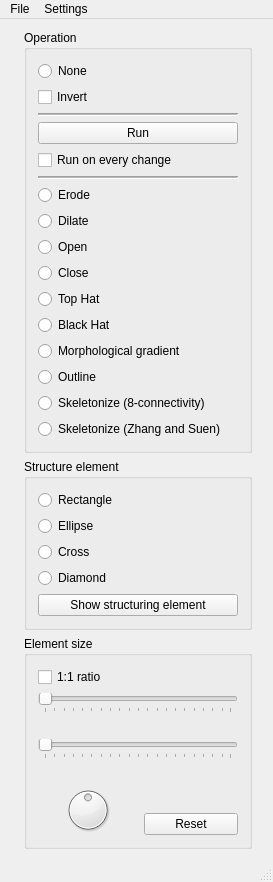
This is morph/mainwindow.ui in k0zmo/morphology-opencl as Qt 5 draws it before an edit. The edited form follows.
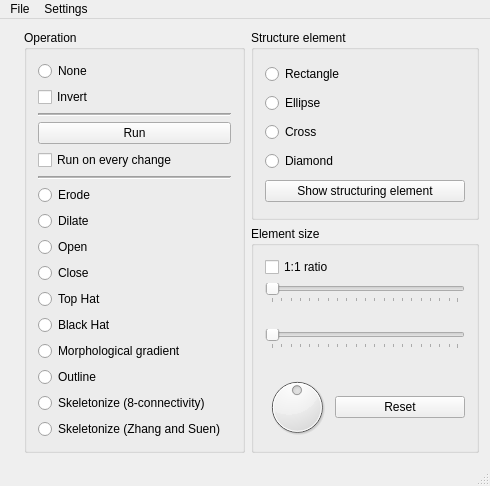
This is the edited form.

Diff of the .ui file:
```diff
--- a/morph/mainwindow.ui
+++ b/morph/mainwindow.ui
@@ -7,8 +7,8 @@
    <rect>
     <x>0</x>
     <y>0</y>
-    <width>273</width>
-    <height>819</height>
+    <width>457</width>
+    <height>442</height>
    </rect>
   </property>
   <property name="sizePolicy">
@@ -29,8 +29,8 @@
    </property>
    <layout class="QGridLayout" name="gridLayout_2">
     <item row="0" column="0">
-     <layout class="QHBoxLayout" name="horizontalLayout">
-      <item>
+     <layout class="QGridLayout" name="gridLayout_4">
+      <item row="0" column="0" rowspan="2">
        <widget class="QLabel" name="lbImage">
         <property name="sizePolicy">
          <sizepolicy hsizetype="Preferred" vsizetype="Preferred">
@@ -49,7 +49,7 @@
         </property>
        </widget>
       </item>
-      <item>
+      <item row="0" column="1" rowspan="2">
        <layout class="QVBoxLayout" name="verticalLayout_3">
         <item>
          <widget class="QGroupBox" name="bpOperation">
@@ -199,7 +199,9 @@
           </layout>
          </widget>
         </item>
-        <item>
+       </layout>
+      </item>
+      <item row="0" column="2">
          <widget class="QGroupBox" name="gbElement">
           <property name="sizePolicy">
            <sizepolicy hsizetype="Minimum" vsizetype="Preferred">
@@ -261,7 +263,7 @@
           </layout>
          </widget>
         </item>
-        <item>
+      <item row="1" column="2">
          <widget class="QGroupBox" name="gbElementSize">
           <property name="enabled">
            <bool>true</bool>
@@ -380,8 +382,20 @@
              </property>
             </widget>
            </item>
-           <item row="5" column="0" rowspan="2">
+         <item row="5" column="0" rowspan="3">
             <widget class="QDial" name="dialRotation">
+           <property name="minimumSize">
+            <size>
+             <width>64</width>
+             <height>64</height>
+            </size>
+           </property>
+           <property name="maximumSize">
+            <size>
+             <width>64</width>
+             <height>64</height>
+            </size>
+           </property>
              <property name="maximum">
               <number>360</number>
              </property>
@@ -424,8 +438,6 @@
         </item>
        </layout>
       </item>
-     </layout>
-    </item>
     <item row="0" column="1">
      <spacer name="horizontalSpacer">
       <property name="orientation">
@@ -460,7 +472,7 @@
     <rect>
      <x>0</x>
      <y>0</y>
-     <width>273</width>
+     <width>457</width>
      <height>21</height>
     </rect>
    </property>
```
Lines whose indentation alone changed are shown as unchanged.
